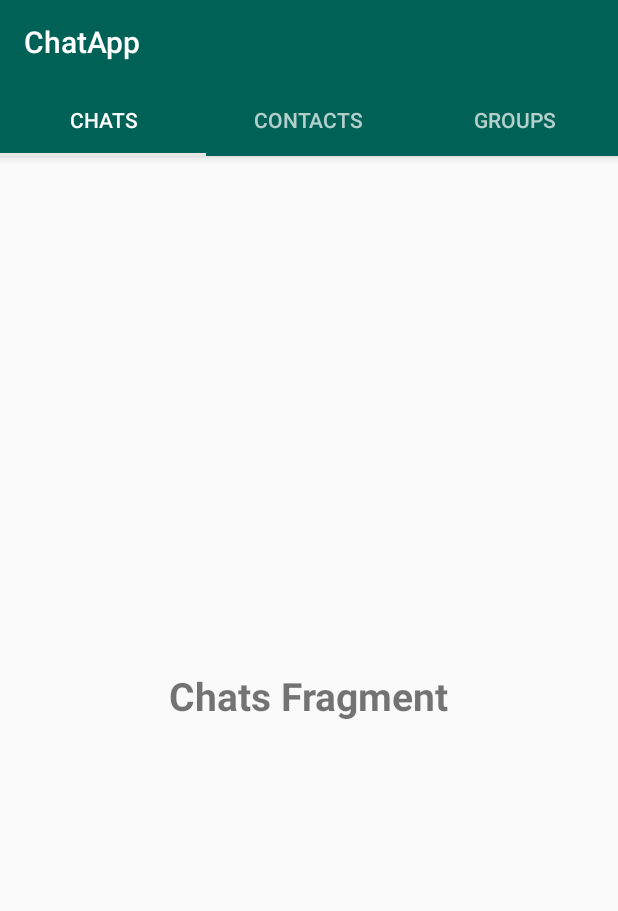
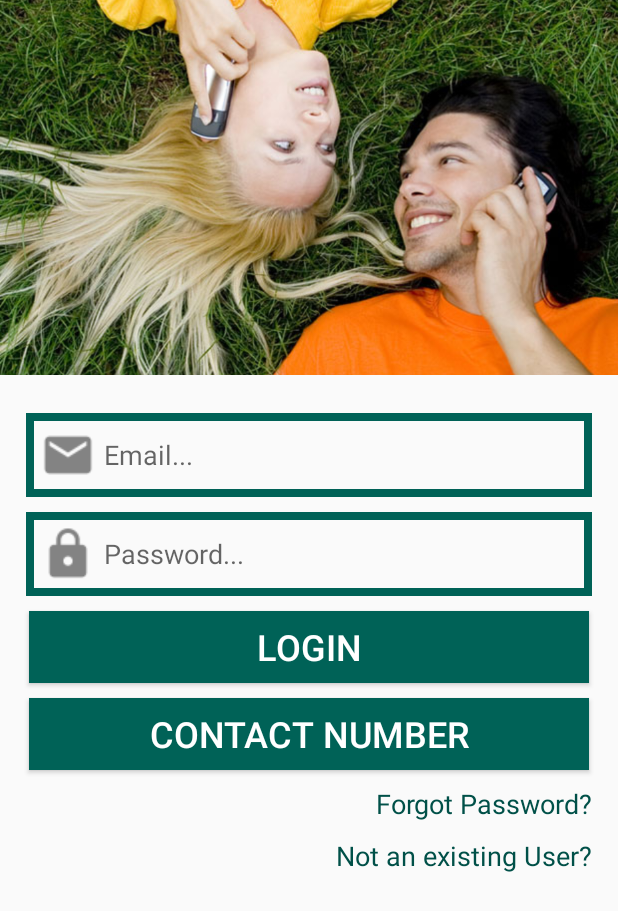
Before and after one commit to 200198amanagrawal/ChatApp, an Android app: the screen it shows after launch (MainActivity before the commit, LoginActivity after it), on a phone screen of 412 x 824 dp. Shown: the top 911 px of the screen. Run offline under Robolectric (Android 15) with nearby library versions, the phone set to English and light mode, and no system bars; our stand-ins replace Firebase (no records; nobody signed in at launch, a user with empty details on screens opened directly).

Commit message:
login and signup changes

```diff
--- a/app/src/main/AndroidManifest.xml
+++ b/app/src/main/AndroidManifest.xml
@@ -9,6 +9,8 @@
         android:roundIcon="@mipmap/ic_launcher_round"
         android:supportsRtl="true"
         android:theme="@style/AppTheme">
+        <activity android:name=".RegisterActivity"></activity>
+        <activity android:name=".LoginActivity" />
         <activity android:name=".MainActivity">
             <intent-filter>
                 <action android:name="android.intent.action.MAIN" />
--- /dev/null
+++ b/app/src/main/java/com/example/chatapp/LoginActivity.java
@@ -0,0 +1,32 @@
+package com.example.chatapp;
+
+import androidx.appcompat.app.AppCompatActivity;
+
+import android.content.Intent;
+import android.os.Bundle;
+
+import com.google.firebase.auth.FirebaseUser;
+
+public class LoginActivity extends AppCompatActivity {
+
+    private FirebaseUser m_currentUser;
+    @Override
+    protected void onCreate(Bundle savedInstanceState) {
+        super.onCreate(savedInstanceState);
+        setContentView(R.layout.activity_login);
+    }
+
+    @Override
+    protected void onStart() {
+        super.onStart();
+        if(m_currentUser!=null)
+        {
+            startMainActivity();
+        }
+    }
+    private void startMainActivity()
+    {
+        Intent intent=new Intent(LoginActivity.this,MainActivity.class);
+        startActivity(intent);
+    }
+}
--- a/app/src/main/java/com/example/chatapp/MainActivity.java
+++ b/app/src/main/java/com/example/chatapp/MainActivity.java
@@ -5,9 +5,11 @@ import androidx.appcompat.widget.Toolbar;
 import androidx.fragment.app.FragmentPagerAdapter;
 import androidx.viewpager.widget.ViewPager;
 
+import android.content.Intent;
 import android.os.Bundle;
 
 import com.google.android.material.tabs.TabLayout;
+import com.google.firebase.auth.FirebaseUser;
 
 public class MainActivity extends AppCompatActivity {
 
@@ -15,6 +17,7 @@ public class MainActivity extends AppCompatActivity {
     private ViewPager m_ViewPager;
     private TabLayout m_TabLayout;
     private TabsAccessorAdapter m_tabsAccessorAdapter;
+    private FirebaseUser m_currentUser;
     @Override
     protected void onCreate(Bundle savedInstanceState) {
         super.onCreate(savedInstanceState);
@@ -23,9 +26,26 @@ public class MainActivity extends AppCompatActivity {
         setSupportActionBar(m_toolbar);
         getSupportActionBar().setTitle("ChatApp");
         m_ViewPager=findViewById(R.id.main_tabs_pager);
+        //tabs layout which is replaced with tabs
         m_tabsAccessorAdapter=new TabsAccessorAdapter(getSupportFragmentManager(), FragmentPagerAdapter.BEHAVIOR_RESUME_ONLY_CURRENT_FRAGMENT);
+        //the adapter we use in order to provide data to fragment.
         m_ViewPager.setAdapter(m_tabsAccessorAdapter);
         m_TabLayout=findViewById(R.id.main_tabs);
+        //this will take all the tabs such as chats,contacts groups
         m_TabLayout.setupWithViewPager(m_ViewPager);
     }
+
+    @Override
+    protected void onStart() {
+        super.onStart();
+        if(m_currentUser==null)
+        {
+            startLoginActivity();
+        }
+    }
+    private void startLoginActivity()
+    {
+        Intent intent=new Intent(MainActivity.this,LoginActivity.class);
+        startActivity(intent);
+    }
 }
--- /dev/null
+++ b/app/src/main/res/drawable/buttons.xml
@@ -0,0 +1,6 @@
+<?xml version="1.0" encoding="utf-8"?>
+<shape xmlns:android="http://schemas.android.com/apk/res/android">
+<stroke
+    android:color="@color/colorPrimary"
+    android:width="300dp"/>
+</shape>
--- /dev/null
+++ b/app/src/main/res/drawable/inputs.xml
@@ -0,0 +1,7 @@
+<?xml version="1.0" encoding="utf-8"?>
+<shape xmlns:android="http://schemas.android.com/apk/res/android">
+
+    <stroke
+        android:color="@color/colorPrimary"
+        android:width="5dp"/>
+</shape>
--- /dev/null
+++ b/app/src/main/res/layout/activity_login.xml
@@ -0,0 +1,120 @@
+<?xml version="1.0" encoding="utf-8"?>
+<RelativeLayout xmlns:android="http://schemas.android.com/apk/res/android"
+    xmlns:app="http://schemas.android.com/apk/res-auto"
+    xmlns:tools="http://schemas.android.com/tools"
+    android:layout_width="match_parent"
+    android:layout_height="match_parent"
+    tools:context=".LoginActivity">
+
+    <ScrollView
+        android:layout_width="match_parent"
+        android:layout_height="match_parent"
+        android:layout_alignParentStart="true"
+        android:layout_alignParentTop="true"
+        android:layout_alignParentLeft="true">
+
+        <RelativeLayout
+            android:layout_width="match_parent"
+            android:layout_height="wrap_content"
+             >
+
+            <ImageView
+                android:id="@+id/login_photo"
+                android:layout_width="match_parent"
+                android:layout_height="250dp"
+                android:scaleType="centerCrop"
+                android:layout_alignParentTop="true"
+                android:layout_alignParentStart="true"
+                android:layout_alignParentLeft="true"
+                app:srcCompat="@drawable/login_photo" />
+
+            <EditText
+                android:id="@+id/login_email"
+                android:layout_width="match_parent"
+                android:layout_height="wrap_content"
+                android:layout_below="@+id/login_photo"
+                android:layout_alignParentStart="true"
+                android:layout_alignParentLeft="true"
+                android:background="@drawable/inputs"
+                android:drawableLeft="@drawable/email"
+                android:gravity="center_vertical"
+                android:hint="Email..."
+                android:inputType="textEmailAddress"
+                android:padding="4dp"
+                android:layout_marginTop="25dp"
+                android:layout_marginLeft="17dp"
+                android:layout_marginRight="17dp"
+                />
+            <EditText
+                android:id="@+id/login_password"
+                android:layout_width="match_parent"
+                android:layout_height="wrap_content"
+                android:layout_below="@+id/login_email"
+                android:layout_alignParentStart="true"
+                android:layout_alignParentLeft="true"
+                android:background="@drawable/inputs"
+                android:drawableLeft="@drawable/password"
+                android:gravity="center_vertical"
+                android:hint="Password..."
+                android:inputType="textEmailAddress"
+                android:padding="4dp"
+                android:layout_marginTop="10dp"
+                android:layout_marginLeft="17dp"
+                android:layout_marginRight="17dp"
+                />
+
+            <Button
+                android:id="@+id/login_button"
+                android:layout_width="match_parent"
+                android:layout_height="wrap_content"
+                android:layout_below="@id/login_password"
+                android:layout_marginLeft="19dp"
+                android:layout_marginTop="10dp"
+                android:layout_marginRight="19dp"
+                android:background="@color/colorPrimary"
+                android:text="Login"
+                android:textColor="@color/cardview_light_background"
+                android:textSize="24sp" />
+            <Button
+                android:id="@+id/phone_button"
+                android:layout_width="match_parent"
+                android:layout_height="wrap_content"
+                android:layout_below="@id/login_button"
+                android:layout_marginLeft="19dp"
+                android:layout_marginTop="10dp"
+                android:layout_marginRight="19dp"
+                android:background="@color/colorPrimary"
+                android:text="Contact Number"
+                android:textColor="@color/cardview_light_background"
+                android:textSize="24sp" />
+
+            <TextView
+                android:id="@+id/forget_password"
+                android:layout_width="wrap_content"
+                android:layout_height="wrap_content"
+                android:layout_below="@+id/phone_button"
+                android:layout_marginLeft="17dp"
+                android:layout_alignParentRight="true"
+                android:layout_marginTop="10dp"
+                android:layout_marginRight="17dp"
+                android:gravity="right"
+                android:textSize="18sp"
+                android:text="Forgot Password?"
+                android:textColor="@color/colorPrimaryDark" />
+            <TextView
+                android:id="@+id/new_account"
+                android:layout_width="wrap_content"
+                android:layout_height="wrap_content"
+                android:layout_below="@+id/forget_password"
+                android:layout_marginLeft="17dp"
+                android:layout_alignParentRight="true"
+                android:layout_marginTop="10dp"
+                android:layout_marginRight="17dp"
+                android:gravity="right"
+                android:textSize="18sp"
+                android:text="Not an existing User?"
+                android:textColor="@color/colorPrimaryDark" />
+        </RelativeLayout>
+    </ScrollView>
+
+</RelativeLayout>
```
Also changed, not shown: app/src/main/java/com/example/chatapp/RegisterActivity.java (added, +14 -0 lines), app/src/main/res/layout/activity_register.xml (added, +94 -0 lines), app/src/main/res/drawable/edit_profile.png (added), app/src/main/res/drawable/edit_status.png (added), app/src/main/res/drawable/email.png (added), app/src/main/res/drawable/login_photo.jpg (added), app/src/main/res/drawable/online.png (added), app/src/main/res/drawable/password.png (added), app/src/main/res/drawable/phone.png (added), app/src/main/res/drawable/profile_activity.png (added), app/src/main/res/drawable/profile_image.png (added), app/src/main/res/drawable/send_message.png (added), app/src/main/res/drawable/signup_photo.jpg (added).
